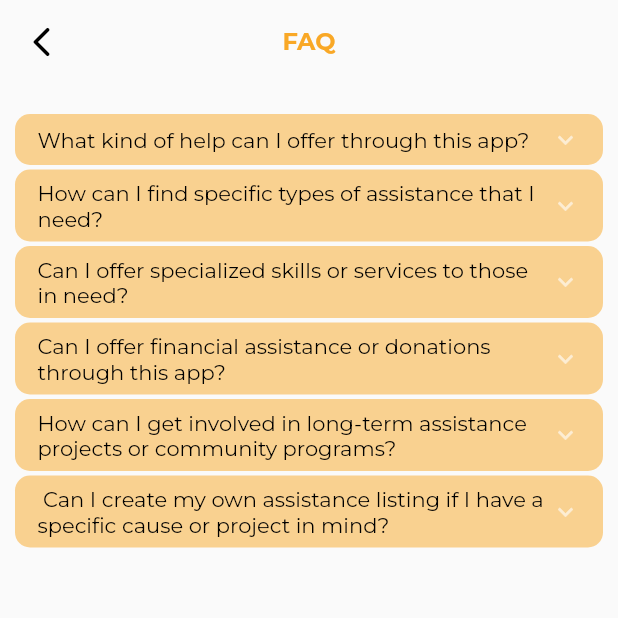
After one commit to jtrznadel/social_ease, a Flutter app: the FaqScreen screen opened directly, on a phone screen of 412 x 824 dp, the top half of it. The commit adds this screen. Run offline on Flutter 3.47's test engine with Material 2 defaults, Android fonts, the phone set to English and light mode, and no system bars; drawn by our look-alikes of accordion; our stand-ins replace anim_search_bar, awesome_notifications, cloud_firestore, curved_navigation_bar, firebase_auth, firebase_core and 6 more; accounts and stored records are empty.

Commit message:
RequestDetails and FAQ added

```diff
--- a/lib/constants/image_strings.dart
+++ b/lib/constants/image_strings.dart
@@ -26,3 +26,7 @@ const String tProfileAvatarR3 = "assets/images/avatar/avatar_image_r3.jpg";
 const String tProfileAvatarR4 = "assets/images/avatar/avatar_image_r4.jpg";
 const String tProfileAvatarR5 = "assets/images/avatar/avatar_image_r5.jpg";
 const String tProfileAvatarR6 = "assets/images/avatar/avatar_image_r6.jpg";
+
+// -- Request Images
+const String tRequestBgSample =
+    "assets/images/request_images_sample/request_bg_sample.jpg";
--- a/lib/constants/text_strings.dart
+++ b/lib/constants/text_strings.dart
@@ -40,3 +40,27 @@ const String tForgotPasswordResetSubTitle =
 
 // -- Dashboard Text
 const String tAppName = "socialEase";
+
+// -- FAQ Text
+const String tFAQQuestion1 = "What kind of help can I offer through this app?";
+const String tFAQAnswer1 =
+    "You can offer various types of assistance, such as volunteering your time and skills, donating food, clothing, or other essential items, providing mentorship or tutoring, or offering support in different community initiatives. The app connects you with individuals, organizations, and social service centers that require different forms of help.";
+const String tFAQQuestion2 = "How can I find specific types of assistance that I need?";
+const String tFAQAnswer2 =
+    "You can browse the available assistance categories, such as volunteering, food drives, clothing donations, mentorship, etc. If you are looking for a particular type of help, you can use the search feature to narrow down the results and find relevant listings matching your needs.";
+const String tFAQQuestion3 =
+    "Can I offer specialized skills or services to those in need?";
+const String tFAQAnswer3 =
+    "Absolutely! If you have specialized skills, such as medical expertise, legal advice, counseling, or any other professional skills, you can mention them while creating your profile or when responding to specific assistance requests. This helps individuals and organizations find the right expertise for their unique needs.";
+const String tFAQQuestion4 =
+    "Can I offer financial assistance or donations through this app?";
+const String tFAQAnswer4 =
+    "The primary focus of this app is on facilitating direct help through volunteering and material donations. However, some organizations or individuals might include options for financial contributions or provide information on trusted charities that accept monetary donations. Be sure to read the details in the assistance listings to find the appropriate channels for financial support.";
+const String tFAQQuestion5 =
+    "How can I get involved in long-term assistance projects or community programs?";
+const String tFAQAnswer5 =
+    "Many organizations and community centers list long-term assistance projects or ongoing initiatives in the app. These can include mentoring programs, community development projects, or recurring volunteering opportunities. Keep an eye out for such listings and reach out to the respective contacts to express your interest in getting involved on a more long-term basis.";
+const String tFAQQuestion6 =
+    " Can I create my own assistance listing if I have a specific cause or project in mind?";
+const String tFAQAnswer6 =
+    "Absolutely! The app allows users to create their own assistance listings to promote specific causes, projects, or events. Simply create an account, navigate to the \"Create Listing\" section, and provide all the necessary details about your assistance initiative. This way, others can discover and contribute to your cause.";
--- /dev/null
+++ b/lib/features/core/screens/faq/faq_screen.dart
@@ -0,0 +1,69 @@
+import 'package:accordion/accordion.dart';
+import 'package:flutter/material.dart';
+import 'package:get/get.dart';
+import 'package:social_ease/constants/colors.dart';
+import 'package:social_ease/constants/text_strings.dart';
+
+class FaqScreen extends StatelessWidget {
+  const FaqScreen({super.key});
+
+  @override
+  Widget build(BuildContext context) {
+    return Scaffold(
+      appBar: AppBar(
+        title: Text(
+          'FAQ',
+          style: Theme.of(context).textTheme.titleMedium,
+        ),
+        leading: IconButton(
+            onPressed: () => Get.back(),
+            icon: const Icon(
+              Icons.arrow_back_ios_rounded,
+              color: Colors.black,
+            )),
+        centerTitle: true,
+        backgroundColor: Colors.transparent,
+        elevation: 0,
+      ),
+      body: SingleChildScrollView(
+          child: Column(
+        children: [
+          Accordion(
+              maxOpenSections: 2,
+              headerBackgroundColorOpened: tPrimaryColor,
+              scaleWhenAnimating: true,
+              openAndCloseAnimation: true,
+              headerBackgroundColor: tPrimaryColor.withOpacity(0.5),
+              contentBorderColor: tPrimaryColor,
+              headerPadding: const EdgeInsets.symmetric(vertical: 7, horizontal: 15),
+              children: [
+                AccordionSection(
+                  header: const Text(tFAQQuestion1),
+                  content: const Text(tFAQAnswer1),
+                ),
+                AccordionSection(
+                  header: const Text(tFAQQuestion2),
+                  content: const Text(tFAQAnswer2),
+                ),
+                AccordionSection(
+                  header: const Text(tFAQQuestion3),
+                  content: const Text(tFAQAnswer3),
+                ),
+                AccordionSection(
+                  header: const Text(tFAQQuestion4),
+                  content: const Text(tFAQAnswer4),
+                ),
+                AccordionSection(
+                  header: const Text(tFAQQuestion5),
+                  content: const Text(tFAQAnswer5),
+                ),
+                AccordionSection(
+                  header: const Text(tFAQQuestion6),
+                  content: const Text(tFAQAnswer6),
+                ),
+              ])
+        ],
+      )),
+    );
+  }
+}
--- a/lib/features/core/screens/user_profile/user_profile_screen.dart
+++ b/lib/features/core/screens/user_profile/user_profile_screen.dart
@@ -2,6 +2,7 @@ import 'package:flutter/material.dart';
 import 'package:get/get.dart';
 import 'package:social_ease/constants/sizes.dart';
 import 'package:social_ease/features/authentication/controllers/login_controller.dart';
+import 'package:social_ease/features/core/screens/faq/faq_screen.dart';
 import 'package:social_ease/features/core/screens/user_profile/update_user_profile_screen.dart';
 import 'package:social_ease/features/core/screens/user_profile/widgets/user_avatar_widget.dart';
 import 'package:social_ease/features/core/screens/user_profile/widgets/user_profile_button_widget.dart';
@@ -39,7 +40,9 @@ class UserProfileScreen extends StatelessWidget {
           UserProfileButtonWidget(
             title: "Help Center",
             icon: const Icon(Icons.help_outline_outlined, color: Colors.black),
-            press: () {},
+            press: () {
+              Get.to(() => const FaqScreen());
+            },
           ),
           UserProfileButtonWidget(
             title: "Log Out",
--- a/lib/utilities/theme.dart
+++ b/lib/utilities/theme.dart
@@ -15,7 +15,7 @@ class TAppTheme {
           titleLarge: GoogleFonts.montserrat(
               color: const Color(0xFFF9A826), fontWeight: FontWeight.bold),
           bodyMedium: GoogleFonts.montserrat(color: Colors.black),
-          bodyLarge: GoogleFonts.montserrat(color: Colors.black),
+          bodyLarge: GoogleFonts.poppins(color: Colors.black),
           bodySmall: GoogleFonts.montserrat(color: Colors.black)),
       elevatedButtonTheme: TElevatedButtonTheme.lightElevatedButtonTheme,
       outlinedButtonTheme: TOutlinedButtonTheme.lightOutlinedButtonTheme,
--- a/pubspec.yaml
+++ b/pubspec.yaml
@@ -50,6 +50,7 @@ dependencies:
   geolocator: ^9.0.2
   geocoding: ^2.1.0
   anim_search_bar: ^2.0.3
+  accordion: ^2.5.1
 
 dev_dependencies:
   flutter_test:
@@ -78,6 +79,7 @@ flutter:
     - assets/images/on_boarding_images/
     - assets/images/welcome_images/
     - assets/images/forgot_password_images/
+    - assets/images/request_images_sample/
     - assets/images/avatar/
     - assets/logos/
   # An image asset can refer to one or more resolution-specific "variants", see
```
Also changed, not shown: lib/features/core/screens/dashboard/widgets/explore_requests_widget.dart (+8 -1 lines), lib/features/core/screens/requests/request_details_screen.dart (added, +154 -0 lines), lib/features/core/screens/requests/widgets/request_tag_widget.dart (added, +25 -0 lines), lib/features/core/screens/requests/widgets/tag_section_widget.dart (added, +37 -0 lines), assets/images/request_images_sample/request_bg_sample.jpg (added), pubspec.lock.
